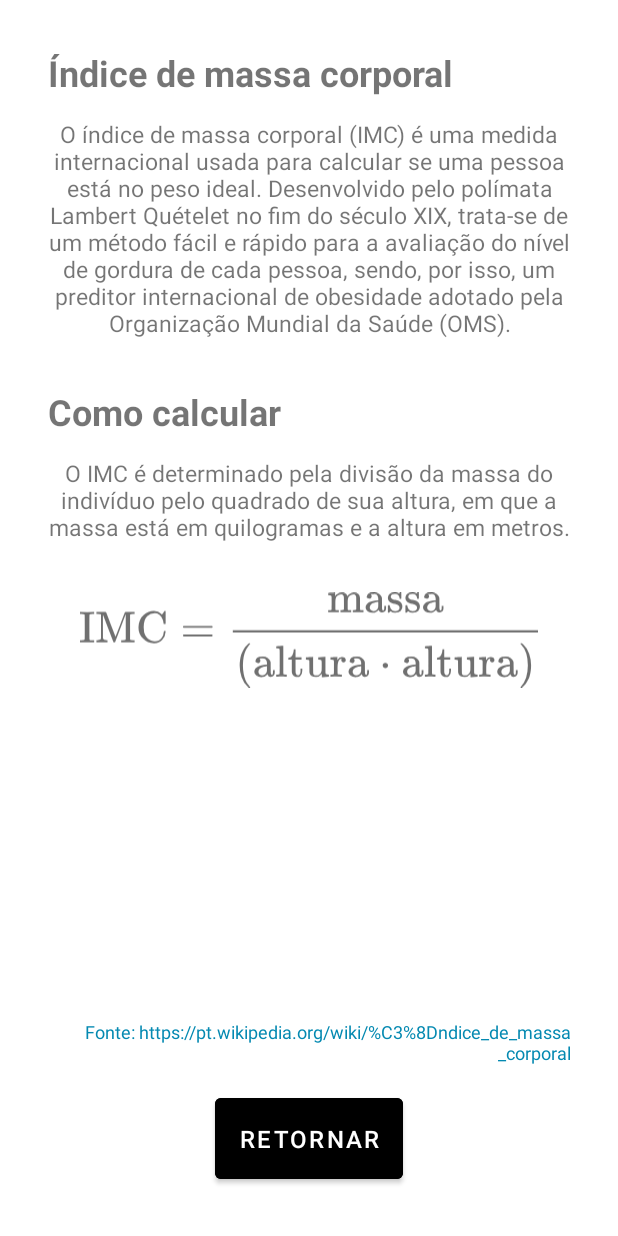
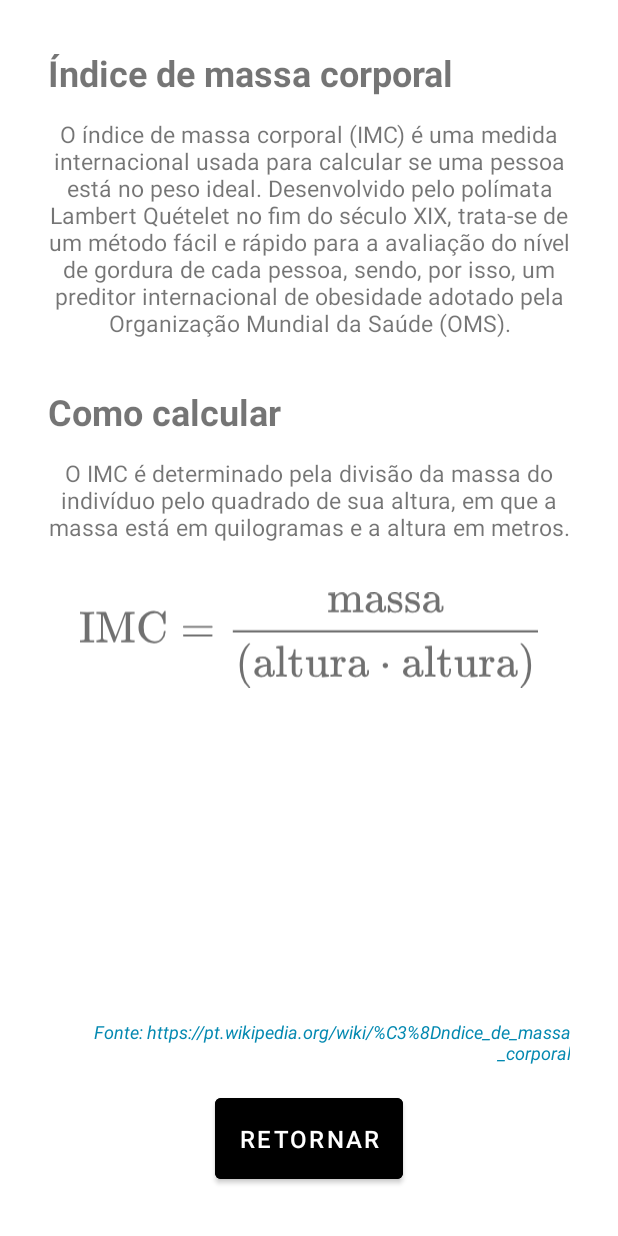
Before and after one commit to Edevaldo-Cruz/imcKotlin, an Android app: the AboutActivity screen opened directly, with no data from a screen before it, on a phone screen of 412 x 824 dp. Run offline under Robolectric (Android 15) with nearby library versions, the light colour scheme and no system bars.

Commit message:
Refatorando codigo.

```diff
--- a/app/src/main/res/layout/activity_about.xml
+++ b/app/src/main/res/layout/activity_about.xml
@@ -55,7 +55,7 @@
         app:layout_constraintBottom_toTopOf="@id/returnBtn"
         app:layout_constraintEnd_toEndOf="parent"
         app:layout_constraintStart_toStartOf="parent"
-        style="@style/source" />
+        style="@style/sourceItalic" />
 
 
     <Button
--- a/app/src/main/res/layout/activity_result.xml
+++ b/app/src/main/res/layout/activity_result.xml
@@ -87,6 +87,6 @@
             app:layout_constraintEnd_toEndOf="parent"
             app:layout_constraintTop_toBottomOf="@+id/txtHelp"
             android:layout_marginTop="160dp"
-            style="@style/source"/>
+            style="@style/sourceItalic"/>
     </androidx.constraintlayout.widget.ConstraintLayout>
 </ScrollView>
--- a/app/src/main/res/values/styles.xml
+++ b/app/src/main/res/values/styles.xml
@@ -137,4 +137,8 @@
         <item name="android:layout_height">101dp</item>
         <item name="android:layout_marginTop">14dp</item>
     </style>
+
+    <style name="sourceItalic" parent="source">
+        <item name="android:textStyle">italic</item>
+    </style>
 </resources>
```
